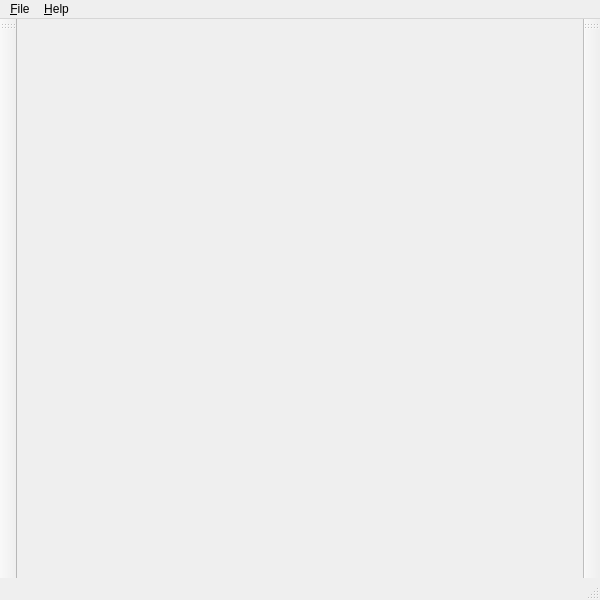
This is ui/mainwindow.ui in dmatetelki/qtmindmap as Qt 5 draws it before an edit. The edited form follows.
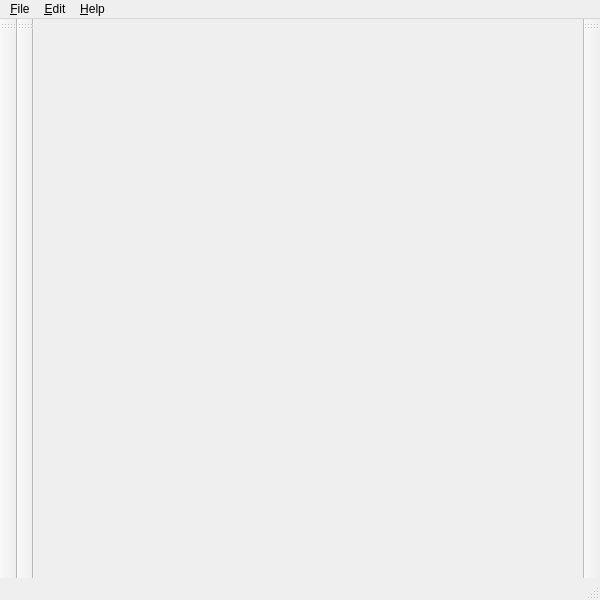
This is the edited form. Icons and pictures are not drawn.

Commit message: undo view and stack in place. Only the add node action can be undone jet.

What changed in the file:
```diff
--- a/ui/mainwindow.ui
+++ b/ui/mainwindow.ui
@@ -24,7 +24,7 @@
      <x>0</x>
      <y>0</y>
      <width>600</width>
-     <height>23</height>
+     <height>21</height>
     </rect>
    </property>
    <widget class="QMenu" name="menuFile">
@@ -47,7 +47,13 @@
     </property>
     <addaction name="actionAbout_QtMindMap"/>
    </widget>
+   <widget class="QMenu" name="menuEdit">
+    <property name="title">
+     <string>&amp;Edit</string>
+    </property>
+   </widget>
    <addaction name="menuFile"/>
+   <addaction name="menuEdit"/>
    <addaction name="menuHelp"/>
   </widget>
   <widget class="QToolBar" name="mainToolBar">
@@ -76,6 +82,17 @@
     <bool>false</bool>
    </attribute>
   </widget>
+  <widget class="QToolBar" name="undoToolBar">
+   <property name="windowTitle">
+    <string>undo toolbar</string>
+   </property>
+   <attribute name="toolBarArea">
+    <enum>LeftToolBarArea</enum>
+   </attribute>
+   <attribute name="toolBarBreak">
+    <bool>true</bool>
+   </attribute>
+  </widget>
   <action name="actionNew">
    <property name="enabled">
     <bool>true</bool>
```
Left out of the diff: 14 changed lines with no effect on the pictures. The commit also changes 10 other files.
